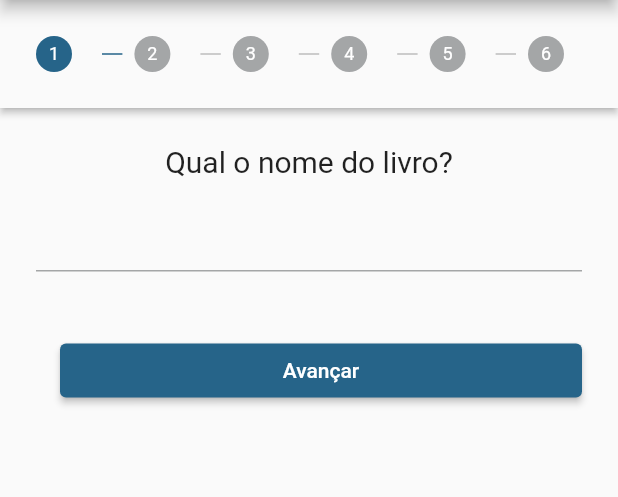
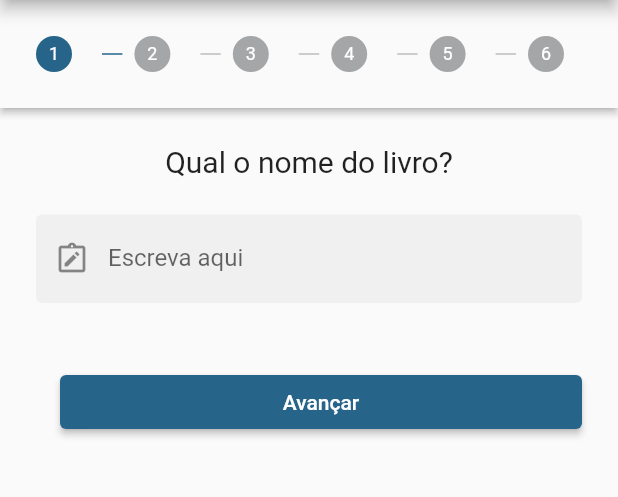
Before and after one commit to GuinterZaffalon/readingtracker, a Flutter app: the ManualRegister screen opened directly, on a phone screen of 412 x 824 dp, the part 84-581 px from its top. Run offline on Flutter 3.47's test engine with Material 3 defaults, Android fonts, the light colour scheme and no system bars; our stand-ins replace flutter_rating_bar, sqflite; missing offline and left inert: linear_progress_bar; accounts and stored records are empty.

Commit message:
commentBox em todas as perguntas do registro manual

```diff
--- a/lib/src/screens/manualRegistrer.dart
+++ b/lib/src/screens/manualRegistrer.dart
@@ -32,73 +32,49 @@ class _ManualRegisterState extends State<ManualRegister> {
         Step(
           isActive: currentStep >= 0,
           title: const Text(""),
-          content: Column(
+          content: SingleChildScrollView(
+              child: Column(
+                  crossAxisAlignment: CrossAxisAlignment.center,
                   children: [
-              const Text(
-                "Qual o nome do livro?",
-                style: TextStyle(
-                  fontSize: 20,
-                )
-              ),
-              Padding(
-                padding: const EdgeInsets.fromLTRB(0, 14, 0, 10),
-                child: TextField(
-                  onChanged: (value) {
+                    CommentBox(onChange: (value) {
                       setState(() {
                         title = value;
                       });
-                  },
-                ),
+                    }, comment: "Qual o nome do livro?"),
+                  ]
               )
-          ]
           )
         ),
         Step(
           isActive: currentStep >= 1,
           title: const Text(""),
-            content: Column(
+            content: SingleChildScrollView(
+                child: Column(
+                    crossAxisAlignment: CrossAxisAlignment.center,
                     children: [
-                  const Text(
-                      "Qual o autor do livro?",
-                      style: TextStyle(
-                        fontSize: 20,
-                      )
-                  ),
-                  Padding(
-                    padding: const EdgeInsets.fromLTRB(0, 14, 0, 10),
-                    child: TextField(
-                      onChanged: (value) {
+                      CommentBox(onChange: (value) {
                         setState(() {
                           author = value;
                         });
-                      },
-                    ),
+                      }, comment: "Qual o autor do livro?"),
+                    ]
                 )
-                ]
             )
         ),
         Step(
           isActive: currentStep >= 2,
           title: const Text(""),
-            content: Column(
+            content: SingleChildScrollView(
+              child: Column(
+                crossAxisAlignment: CrossAxisAlignment.center,
                 children: [
-                  const Text(
-                      "Qual o editora do livro?",
-                      style: TextStyle(
-                        fontSize: 20,
-                      )
-                  ),
-                  Padding(
-                    padding: const EdgeInsets.fromLTRB(0, 14, 0, 10),
-                    child: TextField(
-                      onChanged: (value) {
+                  CommentBox(onChange: (value) {
                     setState(() {
                       publisher = value;
                     });
-                      },
-                    ),
+                  }, comment: "Qual a editora do livro?"),
+                  ]
               )
-                ]
             )
         ),
         Step(
```
Lines whose indentation alone changed are shown as unchanged.
